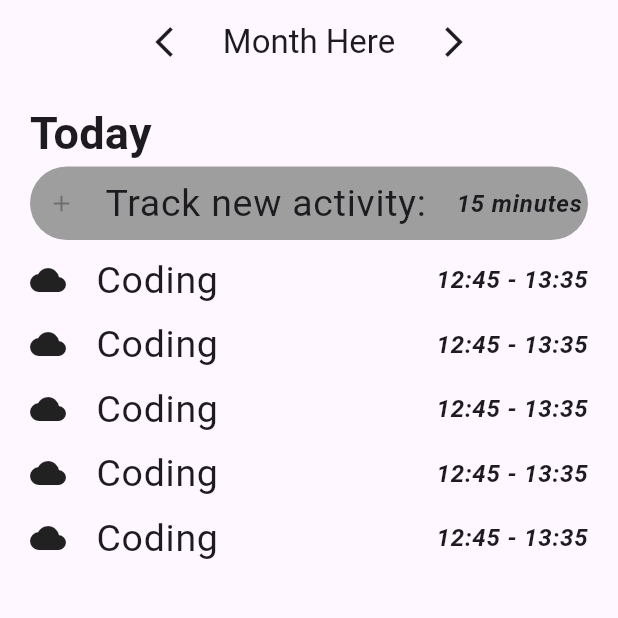
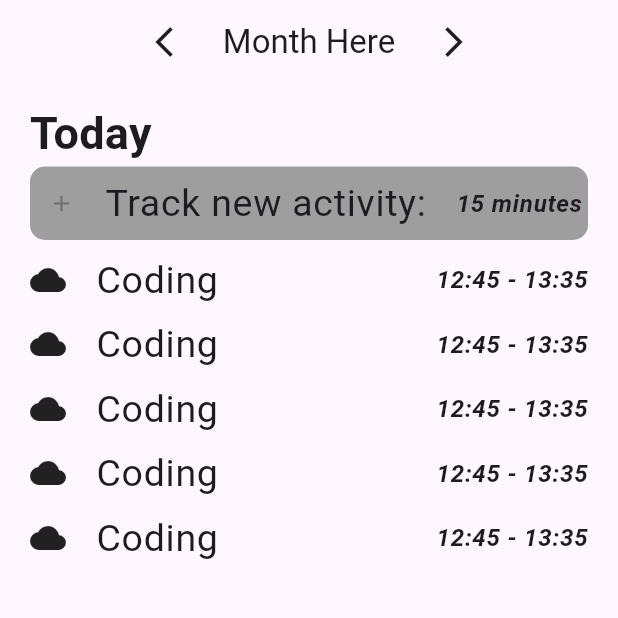
Before and after one commit to EonMurph/FooTime, a Flutter app: the screen it shows after launch, on a phone screen of 412 x 824 dp, the top half of it. Run offline on Flutter 3.47's test engine with Material 3 defaults, Android fonts, the phone set to English and light mode, and no system bars; our stand-ins replace flutter_riverpod.

Commit message:
style: styled textButton shape

```diff
--- a/lib/main.dart
+++ b/lib/main.dart
@@ -26,6 +26,9 @@ class MyApp extends ConsumerWidget {
             colorScheme: ColorScheme.fromSeed(seedColor: Colors.deepPurple),
             textButtonTheme: TextButtonThemeData(
               style: TextButton.styleFrom(
+                shape: RoundedRectangleBorder(
+                  borderRadius: BorderRadius.circular(10),
+                ),
                 disabledBackgroundColor: Colors.grey,
               ),
             ),
```
